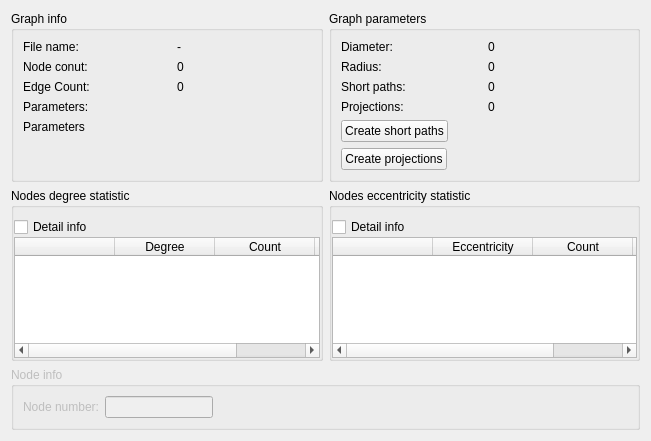
Qt form gui/GraphInfoForm.ui (Savelyev-Aleksey/Compact-graph) before a commit.
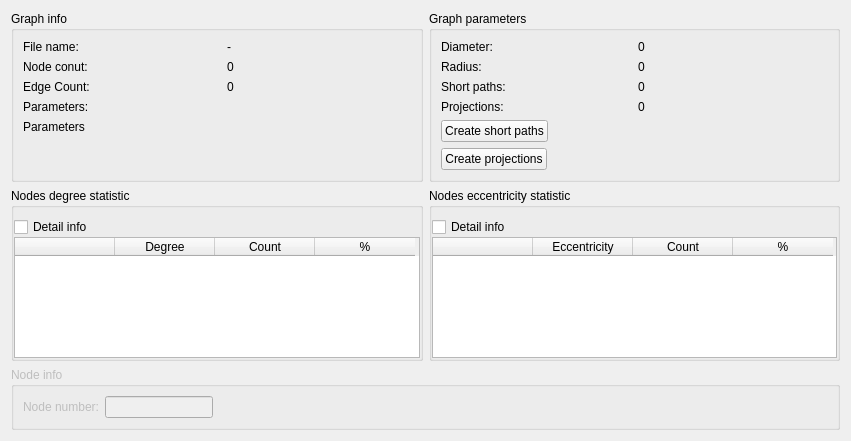
The same form after that commit.

What changed in the file:
```diff
--- a/gui/GraphInfoForm.ui
+++ b/gui/GraphInfoForm.ui
@@ -6,7 +6,7 @@
    <rect>
     <x>0</x>
     <y>0</y>
-    <width>651</width>
+    <width>851</width>
     <height>441</height>
    </rect>
   </property>
```
